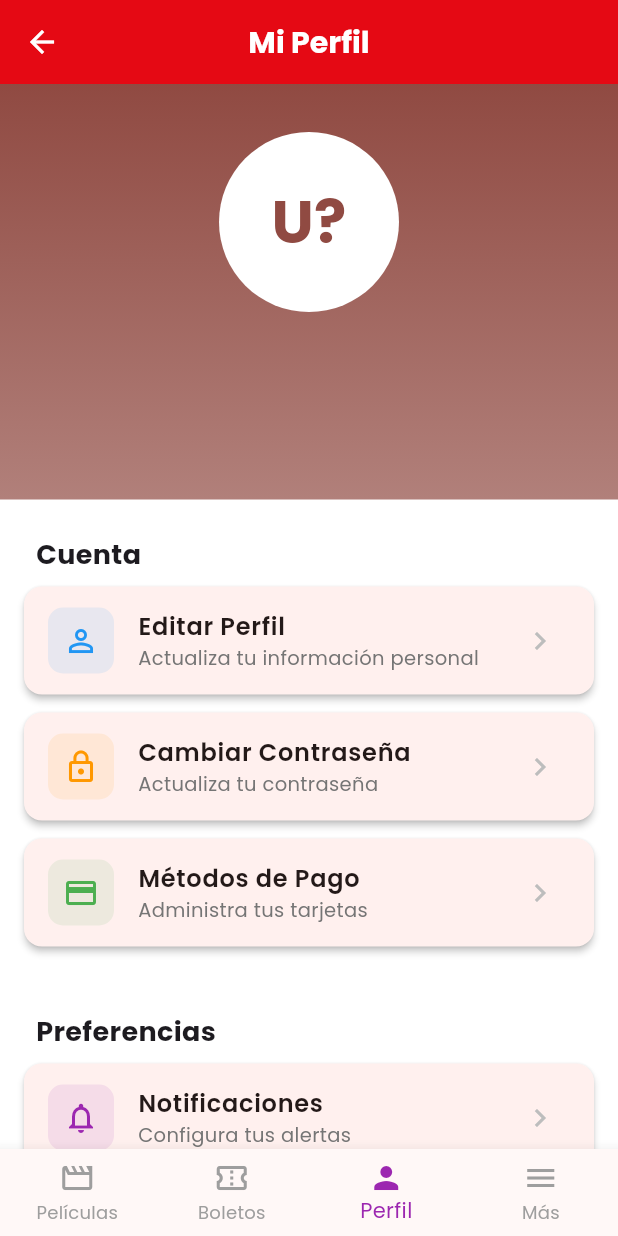
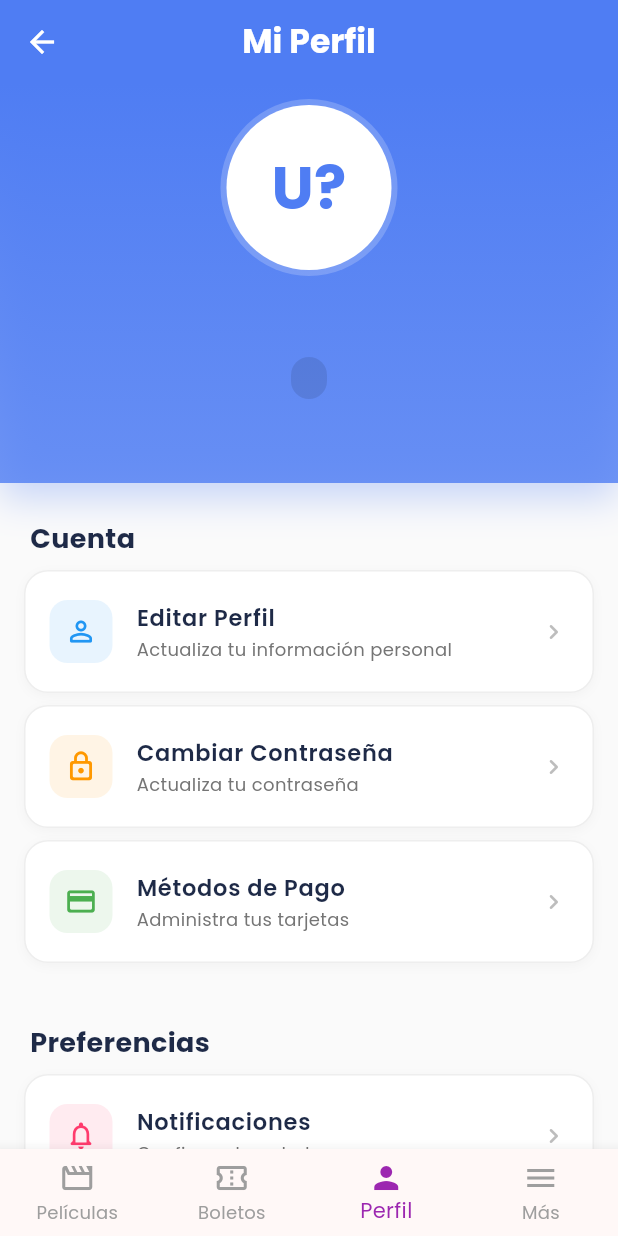
Before and after one commit to AlanEBG/Cinelink-App, a Flutter app: the ProfilePage screen opened by its route, on a phone screen of 412 x 824 dp. Run offline on Flutter 3.47's test engine with Material 3 defaults, Android fonts, the light colour scheme and no system bars; our stand-ins replace cached_network_image, cookie_jar, dio, dio_cookie_manager, flutter_dotenv, flutter_secure_storage and 3 more; accounts and stored records are empty.

Commit message:
fix: Profile page arreglo de paleta de colores

```diff
--- a/lib/views/profile/profile_page.dart
+++ b/lib/views/profile/profile_page.dart
@@ -1,6 +1,8 @@
 import 'package:flutter/material.dart';
 import 'package:provider/provider.dart';
+import 'package:google_fonts/google_fonts.dart';
 import '../../controllers/auth_controller.dart';
+import '../../app/theme.dart';
 
 class ProfilePage extends StatelessWidget {
   const ProfilePage({super.key});
@@ -8,9 +10,22 @@ class ProfilePage extends StatelessWidget {
   @override
   Widget build(BuildContext context) {
     return Scaffold(
+      backgroundColor: AppColors.grey50,
       appBar: AppBar(
-        title: const Text('Mi Perfil'),
+        backgroundColor: AppColors.primary, // AppBar del color primario para unirse al header
+        surfaceTintColor: Colors.transparent,
         elevation: 0,
+        centerTitle: true,
+        // Eliminamos la sombra y el color blanco del AppBar para que se fusione con el header cuadrado
+        title: Text(
+          'Mi Perfil',
+          style: GoogleFonts.poppins(
+            fontSize: 22,
+            fontWeight: FontWeight.bold,
+            color: Colors.white, // Texto blanco sobre fondo azul
+          ),
+        ),
+        iconTheme: const IconThemeData(color: Colors.white), // Iconos blancos
       ),
       body: Consumer<AuthController>(
         builder: (context, authController, child) {
@@ -19,7 +34,9 @@ class ProfilePage extends StatelessWidget {
           return SingleChildScrollView(
             child: Column(
               children: [
-                // Header con gradiente
+                // ==========================================
+                // HEADER CON GRADIENTE (CUADRADO)
+                // ==========================================
                 Container(
                   width: double.infinity,
                   decoration: BoxDecoration(
@@ -27,58 +44,91 @@ class ProfilePage extends StatelessWidget {
                       begin: Alignment.topCenter,
                       end: Alignment.bottomCenter,
                       colors: [
-                        Theme.of(context).colorScheme.primary,
-                        Theme.of(context).colorScheme.primary.withOpacity(0.7),
+                        AppColors.primary,
+                        AppColors.primary.withOpacity(0.8),
                       ],
                     ),
+                    // SE ELIMINÓ EL BORDER RADIUS AQUÍ PARA HACERLO CUADRADO
+                    boxShadow: [
+                      BoxShadow(
+                        color: AppColors.primary.withOpacity(0.3),
+                        blurRadius: 20,
+                        offset: const Offset(0, 10),
+                      ),
+                    ],
                   ),
-                  padding: const EdgeInsets.symmetric(vertical: 32),
+                  padding: const EdgeInsets.fromLTRB(20, 10, 20, 40), // Reduje un poco el padding superior
                   child: Column(
                     children: [
-                      CircleAvatar(
-                        radius: 60,
-                        backgroundColor: Colors.white,
-                        child: Text(
-                          user?.initials ?? 'U',
-                          style: TextStyle(
-                            fontSize: 40,
-                            fontWeight: FontWeight.bold,
-                            color: Theme.of(context).colorScheme.primary,
+                      // Avatar con borde
+                      Container(
+                        padding: const EdgeInsets.all(4),
+                        decoration: BoxDecoration(
+                          shape: BoxShape.circle,
+                          color: Colors.white.withOpacity(0.2),
+                        ),
+                        child: CircleAvatar(
+                          radius: 55,
+                          backgroundColor: Colors.white,
+                          child: Text(
+                            user?.initials ?? 'U',
+                            style: GoogleFonts.poppins(
+                              fontSize: 40,
+                              fontWeight: FontWeight.bold,
+                              color: AppColors.primary,
+                            ),
                           ),
                         ),
                       ),
                       const SizedBox(height: 16),
+
+                      // Nombre
                       Text(
                         user?.displayName ?? 'Usuario',
-                        style: const TextStyle(
+                        style: GoogleFonts.poppins(
                           fontSize: 24,
                           fontWeight: FontWeight.bold,
                           color: Colors.white,
                         ),
                       ),
-                      const SizedBox(height: 8),
-                      Text(
-                        user?.userEmail ?? '',
-                        style: const TextStyle(
-                          fontSize: 16,
-                          color: Colors.white70,
+                      const SizedBox(height: 4),
+
+                      // Email
+                      Container(
+                        padding: const EdgeInsets.symmetric(horizontal: 12, vertical: 4),
+                        decoration: BoxDecoration(
+                          color: Colors.black.withOpacity(0.1),
+                          borderRadius: BorderRadius.circular(20),
+                        ),
+                        child: Text(
+                          user?.userEmail ?? '',
+                          style: GoogleFonts.poppins(
+                            fontSize: 14,
+                            color: Colors.white.withOpacity(0.9),
+                            fontWeight: FontWeight.w500,
+                          ),
                         ),
                       ),
-                      const SizedBox(height: 12),
+                      const SizedBox(height: 16),
+
+                      // Roles (Chips)
                       Wrap(
                         spacing: 8,
                         children: user?.userRoles.map((role) {
-                              return Chip(
-                                label: Text(role),
-                                backgroundColor: Colors.white,
-                                labelStyle: TextStyle(
-                                  color: Theme.of(context).colorScheme.primary,
-                                  fontWeight: FontWeight.bold,
-                                  fontSize: 12,
+                              return Container(
+                                padding: const EdgeInsets.symmetric(horizontal: 12, vertical: 6),
+                                decoration: BoxDecoration(
+                                  color: Colors.white,
+                                  borderRadius: BorderRadius.circular(20),
                                 ),
-                                padding: const EdgeInsets.symmetric(
-                                  horizontal: 8,
-                                  vertical: 2,
+                                child: Text(
+                                  role.toUpperCase(),
+                                  style: GoogleFonts.poppins(
+                                    color: AppColors.primary,
+                                    fontWeight: FontWeight.bold,
+                                    fontSize: 11,
+                                    letterSpacing: 0.5,
+                                  ),
                                 ),
                               );
                             }).toList() ??
@@ -88,195 +138,129 @@ class ProfilePage extends StatelessWidget {
                   ),
                 ),
 
-                // Opciones del perfil
+                // ==========================================
+                // OPCIONES DEL PERFIL
+                // ==========================================
                 Padding(
-                  padding: const EdgeInsets.all(16),
+                  padding: const EdgeInsets.all(AppSpacing.md),
                   child: Column(
                     crossAxisAlignment: CrossAxisAlignment.start,
                     children: [
-                      const Padding(
-                        padding: EdgeInsets.symmetric(
-                          horizontal: 8,
-                          vertical: 8,
-                        ),
-                        child: Text(
-                          'Cuenta',
-                          style: TextStyle(
-                            fontSize: 18,
-                            fontWeight: FontWeight.bold,
-                          ),
-                        ),
-                      ),
+                      // SECCIÓN CUENTA
+                      const _SectionHeader(title: 'Cuenta'),
+
                       _ProfileOption(
-                        icon: Icons.person_outline,
+                        icon: Icons.person_outline_rounded,
                         title: 'Editar Perfil',
                         subtitle: 'Actualiza tu información personal',
-                        color: Colors.blue,
-                        onTap: () {
-                          ScaffoldMessenger.of(context).showSnackBar(
-                            const SnackBar(
-                              content: Text('Editar Perfil - En construcción'),
-                              behavior: SnackBarBehavior.floating,
-                            ),
-                          );
-                        },
+                        iconColor: AppColors.info, // Azul
+                        onTap: () => _showSnackBar(context, 'Editar Perfil - En construcción'),
                       ),
+
                       _ProfileOption(
-                        icon: Icons.lock_outline,
+                        icon: Icons.lock_outline_rounded,
                         title: 'Cambiar Contraseña',
                         subtitle: 'Actualiza tu contraseña',
-                        color: Colors.orange,
-                        onTap: () {
-                          ScaffoldMessenger.of(context).showSnackBar(
-                            const SnackBar(
-                              content:
-                                  Text('Cambiar Contraseña - En construcción'),
-                              behavior: SnackBarBehavior.floating,
-                            ),
-                          );
-                        },
+                        iconColor: AppColors.warning, // Naranja/Amarillo
+                        onTap: () => _showSnackBar(context, 'Cambiar Contraseña - En construcción'),
                       ),
+
                       _ProfileOption(
-                        icon: Icons.payment,
+                        icon: Icons.credit_card_rounded,
                         title: 'Métodos de Pago',
                         subtitle: 'Administra tus tarjetas',
-                        color: Colors.green,
-                        onTap: () {
-                          ScaffoldMessenger.of(context).showSnackBar(
-                            const SnackBar(
-                              content:
-                                  Text('Métodos de Pago - En construcción'),
-                              behavior: SnackBarBehavior.floating,
-                            ),
-                          );
-                        },
+                        iconColor: AppColors.success, // Verde
+                        onTap: () => _showSnackBar(context, 'Métodos de Pago - En construcción'),
                       ),
-                      const SizedBox(height: 24),
-                      const Padding(
-                        padding: EdgeInsets.symmetric(
-                          horizontal: 8,
-                          vertical: 8,
-                        ),
-                        child: Text(
-                          'Preferencias',
-                          style: TextStyle(
-                            fontSize: 18,
-                            fontWeight: FontWeight.bold,
-                          ),
-                        ),
-                      ),
+
+                      const SizedBox(height: AppSpacing.lg),
+
+                      // SECCIÓN PREFERENCIAS
+                      const _SectionHeader(title: 'Preferencias'),
+
                       _ProfileOption(
-                        icon: Icons.notifications_outlined,
+                        icon: Icons.notifications_none_rounded,
                         title: 'Notificaciones',
                         subtitle: 'Configura tus alertas',
-                        color: Colors.purple,
-                        onTap: () {
-                          ScaffoldMessenger.of(context).showSnackBar(
-                            const SnackBar(
-                              content:
-                                  Text('Notificaciones - En construcción'),
-                              behavior: SnackBarBehavior.floating,
-                            ),
-                          );
-                        },
+                        iconColor: AppColors.secondary, // Rosa/Rojo
+                        onTap: () => _showSnackBar(context, 'Notificaciones - En construcción'),
                       ),
+
                       _ProfileOption(
-                        icon: Icons.language,
+                        icon: Icons.language_rounded,
                         title: 'Idioma',
-                        subtitle: 'Español',
-                        color: Colors.teal,
-                        onTap: () {
-                          ScaffoldMessenger.of(context).showSnackBar(
-                            const SnackBar(
-                              content: Text('Idioma - En construcción'),
-                              behavior: SnackBarBehavior.floating,
-                            ),
-                          );
-                        },
+                        subtitle: 'Español (México)',
+                        iconColor: Colors.teal,
+                        onTap: () => _showSnackBar(context, 'Idioma - En construcción'),
                       ),
+
                       _ProfileOption(
                         icon: Icons.dark_mode_outlined,
                         title: 'Tema',
                         subtitle: 'Claro / Oscuro',
-                        color: Colors.indigo,
-                        onTap: () {
-                          ScaffoldMessenger.of(context).showSnackBar(
-                            const SnackBar(
-                              content: Text('Tema - En construcción'),
-                              behavior: SnackBarBehavior.floating,
-                            ),
-                          );
-                        },
+                        iconColor: Colors.indigo,
+                        onTap: () => _showSnackBar(context, 'Tema - En construcción'),
                       ),
-                      const SizedBox(height: 24),
-                      const Padding(
-                        padding: EdgeInsets.symmetric(
-                          horizontal: 8,
-                          vertical: 8,
-                        ),
-                        child: Text(
-                          'Más',
-                          style: TextStyle(
-                            fontSize: 18,
-                            fontWeight: FontWeight.bold,
-                          ),
-                        ),
-                      ),
+
+                      const SizedBox(height: AppSpacing.lg),
+
+                      // SECCIÓN MÁS
+                      const _SectionHeader(title: 'Más'),
+
                       _ProfileOption(
-                        icon: Icons.history,
+                        icon: Icons.history_rounded,
                         title: 'Historial de Compras',
                         subtitle: 'Ver todas tus transacciones',
-                        color: Colors.amber,
-                        onTap: () {
-                          ScaffoldMessenger.of(context).showSnackBar(
-                            const SnackBar(
-                              content: Text(
-                                  'Historial de Compras - En construcción'),
-                              behavior: SnackBarBehavior.floating,
-                            ),
-                          );
-                        },
+                        iconColor: Colors.amber.shade700,
+                        onTap: () => _showSnackBar(context, 'Historial - En construcción'),
                       ),
+
                       _ProfileOption(
-                        icon: Icons.help_outline,
+                        icon: Icons.help_outline_rounded,
                         title: 'Ayuda y Soporte',
                         subtitle: 'Preguntas frecuentes',
-                        color: Colors.blueGrey,
-                        onTap: () {
-                          ScaffoldMessenger.of(context).showSnackBar(
-                            const SnackBar(
-                              content:
-                                  Text('Ayuda y Soporte - En construcción'),
-                              behavior: SnackBarBehavior.floating,
-                            ),
-                          );
-                        },
+                        iconColor: AppColors.grey600,
+                        onTap: () => _showSnackBar(context, 'Ayuda - En construcción'),
                       ),
-                      const SizedBox(height: 32),
-                      // Botón de cerrar sesión
+
+                      const SizedBox(height: AppSpacing.xl),
+
+                      // ==========================================
+                      // BOTÓN CERRAR SESIÓN
+                      // ==========================================
                       SizedBox(
                         width: double.infinity,
-                        height: 56,
                         child: OutlinedButton.icon(
                           onPressed: () => _showLogoutDialog(context),
-                          icon: const Icon(Icons.logout, color: Colors.red),
-                          label: const Text(
-                            'Cerrar Sesión',
-                            style: TextStyle(
-                              color: Colors.red,
+                          icon: const Icon(Icons.logout_rounded),
+                          label: const Text('Cerrar Sesión'),
+                          style: OutlinedButton.styleFrom(
+                            foregroundColor: AppColors.error,
+                            side: BorderSide(color: AppColors.error.withOpacity(0.3)),
+                            padding: const EdgeInsets.symmetric(vertical: 16),
+                            shape: RoundedRectangleBorder(
+                              borderRadius: BorderRadius.circular(AppRadius.lg),
+                            ),
+                            textStyle: GoogleFonts.poppins(
+                              fontWeight: FontWeight.w600,
                               fontSize: 16,
-                              fontWeight: FontWeight.bold,
-                            ),
-                          ),
-                          style: OutlinedButton.styleFrom(
-                            side: const BorderSide(color: Colors.red, width: 2),
-                            shape: RoundedRectangleBorder(
-                              borderRadius: BorderRadius.circular(12),
                             ),
                           ),
                         ),
                       ),
-                      const SizedBox(height: 16),
+
+                      // Versión (Footer pequeño)
+                      const SizedBox(height: AppSpacing.lg),
+                      Center(
+                        child: Text(
+                          'CineLink v1.0.0',
+                          style: GoogleFonts.poppins(
+                            color: AppColors.grey400,
+                            fontSize: 12,
+                          ),
+                        ),
+                      ),
+                      const SizedBox(height: AppSpacing.md),
                     ],
                   ),
                 ),
@@ -288,23 +272,73 @@ class ProfilePage extends StatelessWidget {
     );
   }
 
+  void _showSnackBar(BuildContext context, String message) {
+    ScaffoldMessenger.of(context).removeCurrentSnackBar();
+    ScaffoldMessenger.of(context).showSnackBar(
+      SnackBar(
+        content: Text(
+          message,
+          style: GoogleFonts.poppins(color: Colors.white),
+        ),
+        backgroundColor: AppColors.textPrimary,
+        behavior: SnackBarBehavior.floating,
+        shape: RoundedRectangleBorder(
+          borderRadius: BorderRadius.circular(AppRadius.sm),
+        ),
+      ),
+    );
+  }
+
   Future<void> _showLogoutDialog(BuildContext context) async {
     final confirmed = await showDialog<bool>(
       context: context,
       builder: (context) => AlertDialog(
-        title: const Text('Cerrar sesión'),
-        content: const Text('¿Estás seguro de que quieres cerrar sesión?'),
+        backgroundColor: Colors.white,
+        shape: RoundedRectangleBorder(
+          borderRadius: BorderRadius.circular(AppRadius.lg),
+        ),
+        title: Row(
+          children: [
+            Icon(Icons.warning_amber_rounded, color: AppColors.error, size: 28),
+            const SizedBox(width: 12),
+            Text(
+              'Cerrar sesión',
+              style: GoogleFonts.poppins(
+                fontWeight: FontWeight.bold,
+                color: AppColors.textPrimary,
+              ),
+            ),
+          ],
+        ),
+        content: Text(
+          '¿Estás seguro de que quieres cerrar sesión en CineLink?',
+          style: GoogleFonts.poppins(
+            color: AppColors.textSecondary,
+          ),
+        ),
         actions: [
           TextButton(
             onPressed: () => Navigator.of(context).pop(false),
-            child: const Text('Cancelar'),
+            child: Text(
+              'Cancelar',
+              style: GoogleFonts.poppins(
+                fontWeight: FontWeight.w600,
+                color: AppColors.textSecondary,
+              ),
+            ),
           ),
           TextButton(
             onPressed: () => Navigator.of(context).pop(true),
             style: TextButton.styleFrom(
-              foregroundColor: Colors.red,
+              backgroundColor: AppColors.error.withOpacity(0.1),
             ),
-            child: const Text('Cerrar sesión'),
+            child: Text(
+              'Cerrar sesión',
+              style: GoogleFonts.poppins(
+                fontWeight: FontWeight.w600,
+                color: AppColors.error,
+              ),
+            ),
           ),
         ],
       ),
@@ -319,60 +353,102 @@ class ProfilePage extends StatelessWidget {
   }
 }
 
+// ==========================================================
+// WIDGETS AUXILIARES ADAPTADOS
+// ==========================================================
+
+class _SectionHeader extends StatelessWidget {
+  final String title;
+
+  const _SectionHeader({required this.title});
+
+  @override
+  Widget build(BuildContext context) {
+    return Padding(
+      padding: const EdgeInsets.only(
+        left: AppSpacing.xs,
+        bottom: AppSpacing.sm,
+        top: AppSpacing.sm
+      ),
+      child: Text(
+        title,
+        style: GoogleFonts.poppins(
+          fontSize: 18,
+          fontWeight: FontWeight.bold,
+          color: AppColors.textPrimary,
+        ),
+      ),
+    );
+  }
+}
+
 class _ProfileOption extends StatelessWidget {
   final IconData icon;
   final String title;
   final String subtitle;
-  final Color color;
+  final Color iconColor;
   final VoidCallback onTap;
 
   const _ProfileOption({
     required this.icon,
     required this.title,
     required this.subtitle,
-    required this.color,
+    required this.iconColor,
     required this.onTap,
   });
 
   @override
   Widget build(BuildContext context) {
-    return Card(
-      margin: const EdgeInsets.only(bottom: 12),
-      elevation: 2,
-      shape: RoundedRectangleBorder(
-        borderRadius: BorderRadius.circular(12),
+    return Container(
+      margin: const EdgeInsets.only(bottom: AppSpacing.sm),
+      decoration: BoxDecoration(
+        color: Colors.white,
+        borderRadius: BorderRadius.circular(AppRadius.lg),
+        boxShadow: [
+          BoxShadow(
+            color: Colors.black.withOpacity(0.03),
+            blurRadius: 5,
+            offset: const Offset(0, 2),
+          ),
+        ],
+        border: Border.all(color: AppColors.grey200),
       ),
       child: ListTile(
         onTap: onTap,
+        shape: RoundedRectangleBorder(
+          borderRadius: BorderRadius.circular(AppRadius.lg),
+        ),
+        contentPadding: const EdgeInsets.symmetric(
+          horizontal: AppSpacing.md,
+          vertical: 4
+        ),
         leading: Container(
           padding: const EdgeInsets.all(10),
           decoration: BoxDecoration(
-            color: color.withOpacity(0.1),
-            borderRadius: BorderRadius.circular(10),
+            color: iconColor.withOpacity(0.1),
+            borderRadius: BorderRadius.circular(AppRadius.md),
           ),
-          child: Icon(
-            icon,
-            color: color,
-            size: 24,
-          ),
+          child: Icon(icon, color: iconColor, size: 22),
         ),
         title: Text(
           title,
-          style: const TextStyle(
+          style: GoogleFonts.poppins(
             fontWeight: FontWeight.w600,
-            fontSize: 16,
+            fontSize: 15,
+            color: AppColors.textPrimary,
           ),
         ),
         subtitle: Text(
           subtitle,
-          style: TextStyle(
-            fontSize: 13,
-            color: Colors.grey[600],
+          style: GoogleFonts.poppins(
+            fontSize: 12,
+            color: AppColors.textSecondary,
           ),
         ),
         trailing: Icon(
-          Icons.chevron_right,
-          color: Colors.grey[400],
+          Icons.chevron_right_rounded,
+          color: AppColors.grey400,
+          size: 20,
         ),
       ),
     );
```
